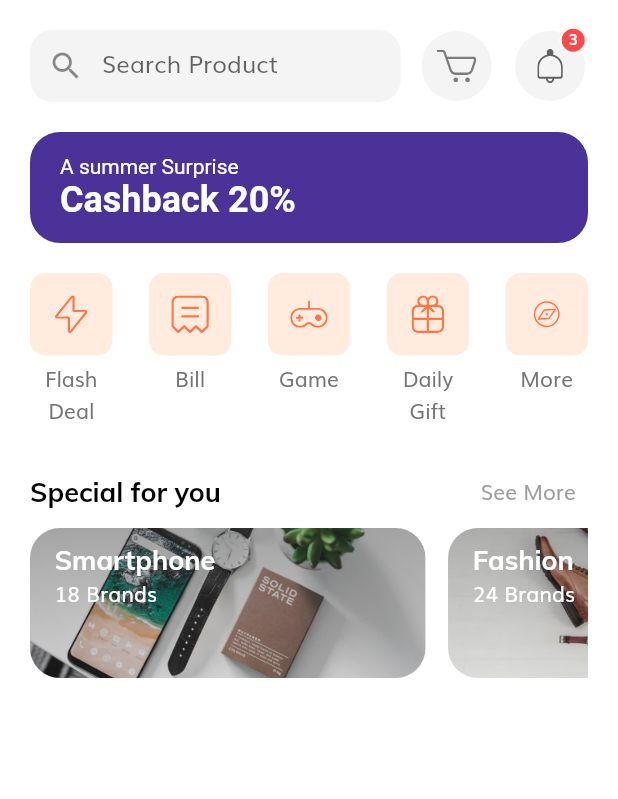
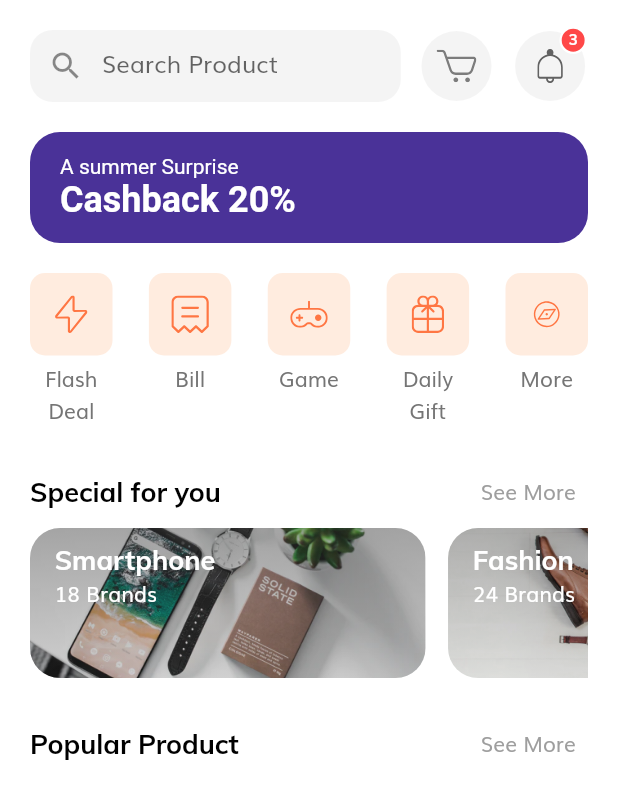
Before and after one commit to ragabelsayed/MyShopApp, a Flutter app: the HomeScreen screen opened by its route, on a phone screen of 412 x 824 dp. Shown: the top 799 px of the screen. Run offline on Flutter 3.47's test engine with Material 2 defaults, Android fonts, the phone set to English and light mode, and no system bars; our stand-ins replace flutter_svg.

Commit message:
add product model

```diff
--- /dev/null
+++ b/my_shop/lib/models/product.dart
@@ -0,0 +1,25 @@
+import 'package:flutter/material.dart';
+
+class Product {
+  final String id;
+  final String title;
+  final String description;
+  final List<String> images;
+  final List<Color> colors;
+  final double rating;
+  final double price;
+  final bool isFavourite;
+  final bool isPopular;
+
+  Product({
+    required this.id,
+    required this.title,
+    required this.description,
+    required this.images,
+    required this.colors,
+    this.rating = 0.0,
+    this.price = 0.0,
+    this.isFavourite = false,
+    this.isPopular = false,
+  });
+}
--- a/my_shop/lib/screens/home/widget/body.dart
+++ b/my_shop/lib/screens/home/widget/body.dart
@@ -1,9 +1,8 @@
 import 'package:flutter/material.dart';
-
 import 'categories.dart';
 import 'discount_banner.dart';
 import 'home_header.dart';
-
+import 'section_title.dart';
 import 'special_offers.dart';
 
 class Body extends StatelessWidget {
@@ -25,6 +24,11 @@ class Body extends StatelessWidget {
                 Categories(),
                 const SizedBox(height: 20),
                 SpecialOffers(),
+                const SizedBox(height: 20),
+                SectionTitle(
+                  text: 'Popular Product',
+                  press: () {},
+                ),
               ],
             ),
           ),
```
Also changed, not shown: my_shop/assets/images/Image Popular Product 1.png (added), my_shop/assets/images/Image Popular Product 2.png (added), my_shop/assets/images/Image Popular Product 3.png (added), my_shop/assets/images/glap.png (added), my_shop/assets/images/product 1 image.png (added), my_shop/assets/images/shoes2.png (added), my_shop/assets/images/tshirt.png (added), my_shop/assets/images/wireless headset.png (added).
